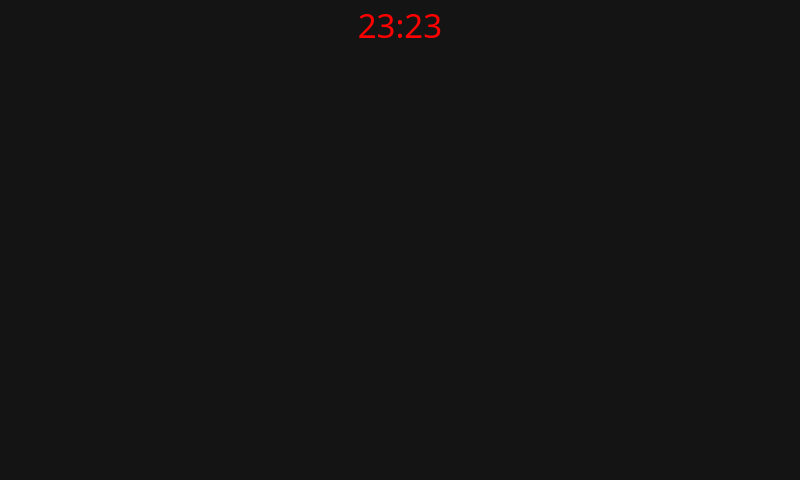
Above: GUI_WIDGETS/Central/central.ui from PortiESP/PortiOS before the change. Below: the same form after it.
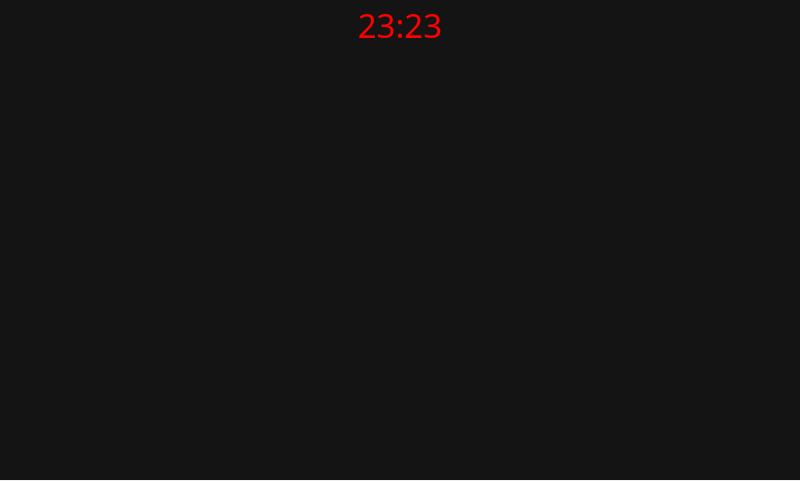
That is the form after the change. The open tabs and pages were chosen to show the change. Icons and pictures are not drawn.

```diff
--- a/GUI_WIDGETS/Central/central.ui
+++ b/GUI_WIDGETS/Central/central.ui
@@ -8,7 +8,7 @@
     <x>0</x>
     <y>0</y>
     <width>800</width>
-    <height>480</height>
+    <height>481</height>
    </rect>
   </property>
   <widget class="QWidget" name="centralwidget">
```
Left out of the diff: 1 changed line with no effect on the pictures.
